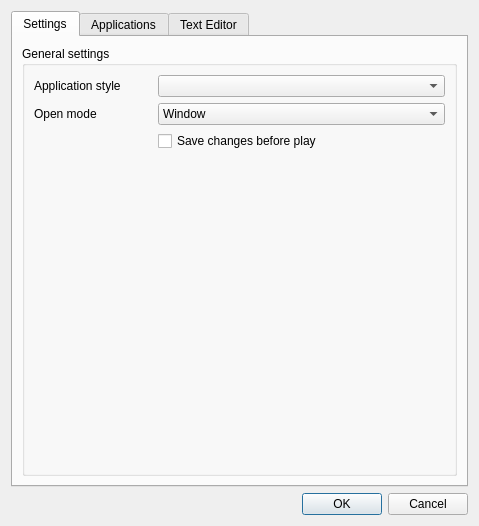
Old version of the form editor/gui/dlgsettings.ui in the repository ensisoft/detonator.
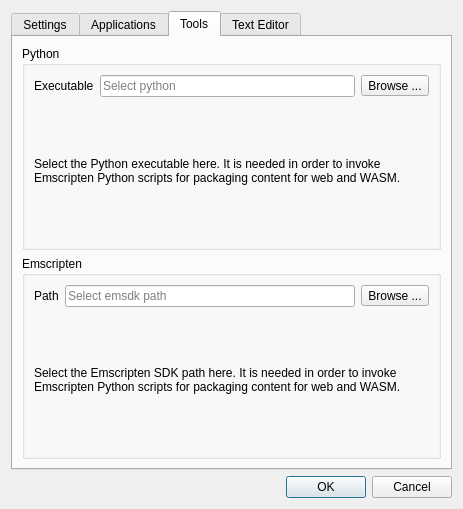
New version of the form. The open tabs and pages were chosen to show the change. Icons and pictures are not drawn.

Commit message:
Add tool settings to GSEditor for python and emsdk
Add tool settings to GSEditor for python and emsdk. These will be
needed for packaging data for the web.

```diff
--- a/editor/gui/dlgsettings.ui
+++ b/editor/gui/dlgsettings.ui
@@ -6,8 +6,8 @@
    <rect>
     <x>0</x>
     <y>0</y>
-    <width>479</width>
-    <height>526</height>
+    <width>463</width>
+    <height>509</height>
    </rect>
   </property>
   <property name="windowTitle">
@@ -290,6 +290,109 @@
        </item>
       </layout>
      </widget>
+     <widget class="QWidget" name="tabTools">
+      <attribute name="title">
+       <string>Tools</string>
+      </attribute>
+      <layout class="QVBoxLayout" name="verticalLayout_9">
+       <item>
+        <widget class="QGroupBox" name="groupBox_7">
+         <property name="title">
+          <string>Python</string>
+         </property>
+         <layout class="QVBoxLayout" name="verticalLayout_7">
+          <item>
+           <layout class="QHBoxLayout" name="horizontalLayout_2">
+            <item>
+             <widget class="QLabel" name="label_13">
+              <property name="text">
+               <string>Executable</string>
+              </property>
+             </widget>
+            </item>
+            <item>
+             <widget class="QLineEdit" name="edtPythonExecutable">
+              <property name="placeholderText">
+               <string>Select python</string>
+              </property>
+             </widget>
+            </item>
+            <item>
+             <widget class="QToolButton" name="btnSelectPython">
+              <property name="text">
+               <string>Browse ...</string>
+              </property>
+              <property name="icon">
+               <iconset resource="../resource/resource.qrc">
+                <normaloff>:/16x16_ico_png/folder.png</normaloff>:/16x16_ico_png/folder.png</iconset>
+              </property>
+             </widget>
+            </item>
+           </layout>
+          </item>
+          <item>
+           <widget class="QLabel" name="label_14">
+            <property name="text">
+             <string>Select the Python executable here. It is needed in order to invoke Emscripten Python scripts for packaging content for web and WASM.</string>
+            </property>
+            <property name="wordWrap">
+             <bool>true</bool>
+            </property>
+           </widget>
+          </item>
+         </layout>
+        </widget>
+       </item>
+       <item>
+        <widget class="QGroupBox" name="groupBox_8">
+         <property name="title">
+          <string>Emscripten</string>
+         </property>
+         <layout class="QVBoxLayout" name="verticalLayout_8">
+          <item>
+           <layout class="QHBoxLayout" name="horizontalLayout_3">
+            <item>
+             <widget class="QLabel" name="label_15">
+              <property name="text">
+               <string>Path</string>
+              </property>
+             </widget>
+            </item>
+            <item>
+             <widget class="QLineEdit" name="edtEmscriptenPath">
+              <property name="placeholderText">
+               <string>Select emsdk path</string>
+              </property>
+             </widget>
+            </item>
+            <item>
+             <widget class="QToolButton" name="btnSelectEmsdk">
+              <property name="text">
+               <string>Browse ...</string>
+              </property>
+              <property name="icon">
+               <iconset resource="../resource/resource.qrc">
+                <normaloff>:/16x16_ico_png/folder.png</normaloff>:/16x16_ico_png/folder.png</iconset>
+              </property>
+             </widget>
+            </item>
+           </layout>
+          </item>
+          <item>
+           <widget class="QLabel" name="label_17">
+            <property name="text">
+             <string>Select the Emscripten SDK path here. It is needed in order to invoke Emscripten Python scripts for packaging content for web and WASM.</string>
+            </property>
+            <property name="wordWrap">
+             <bool>true</bool>
+            </property>
+           </widget>
+          </item>
+         </layout>
+        </widget>
+       </item>
+      </layout>
+     </widget>
      <widget class="QWidget" name="tabEditor">
       <attribute name="title">
        <string>Text Editor</string>
```
The commit also changes 6 other files.
